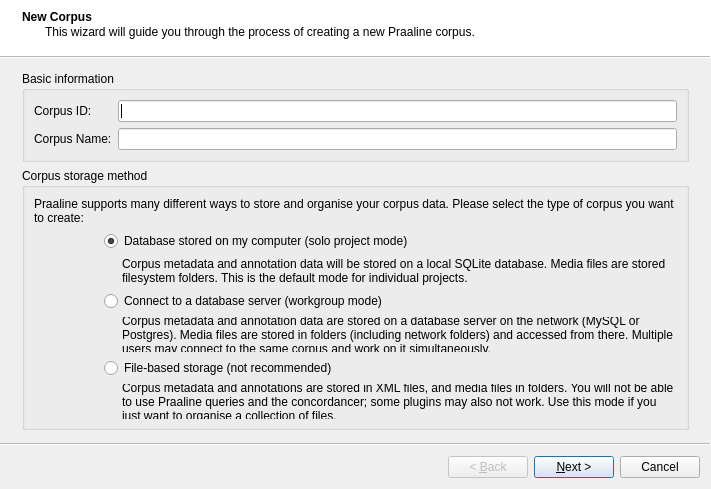
This is app/corpus/newcorpuswizard.ui in praaline/Praaline as Qt 5 draws it before an edit. The edited form follows.
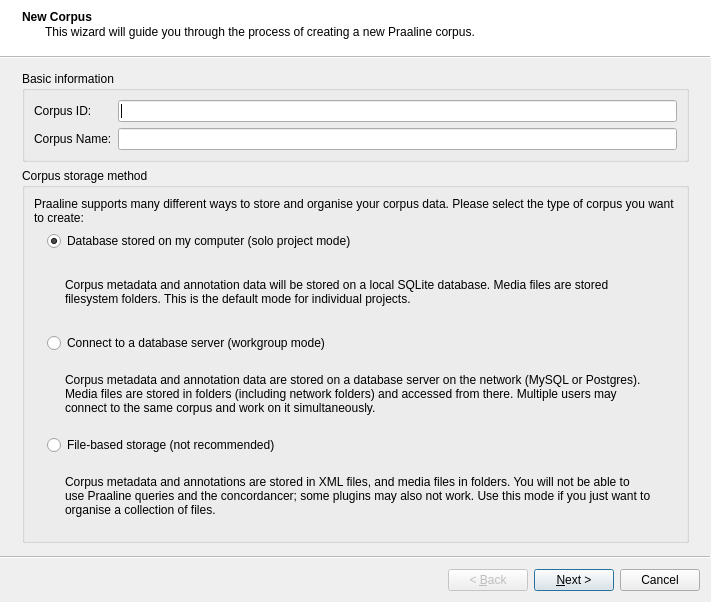
This is the edited form. Icons and pictures are not drawn.

Commit message: Connect to remote database Improvements in aligner/phonetiser

```diff
--- a/app/corpus/newcorpuswizard.ui
+++ b/app/corpus/newcorpuswizard.ui
@@ -7,7 +7,7 @@
     <x>0</x>
     <y>0</y>
     <width>711</width>
-    <height>489</height>
+    <height>490</height>
    </rect>
   </property>
   <property name="windowTitle">
@@ -58,84 +58,26 @@
     </item>
     <item row="1" column="0">
      <widget class="QGroupBox" name="groupBoxDatastoreType">
+      <property name="sizePolicy">
+       <sizepolicy hsizetype="Preferred" vsizetype="Minimum">
+        <horstretch>0</horstretch>
+        <verstretch>0</verstretch>
+       </sizepolicy>
+      </property>
       <property name="title">
        <string>Corpus storage method</string>
       </property>
-      <layout class="QGridLayout" name="gridLayout" columnstretch="0,1" columnminimumwidth="64,0">
-       <item row="0" column="0" colspan="2">
-        <widget class="QLabel" name="labelDatastoreType">
-         <property name="text">
-          <string>Praaline supports many different ways to store and organise your corpus data. Please select the type of corpus you want to create:</string>
-         </property>
-         <property name="wordWrap">
-          <bool>true</bool>
-         </property>
-        </widget>
-       </item>
-       <item row="1" column="1">
-        <widget class="QRadioButton" name="optionLocalDB">
-         <property name="text">
-          <string>Database stored on my computer (solo project mode)</string>
-         </property>
-         <property name="checked">
-          <bool>true</bool>
-         </property>
-        </widget>
-       </item>
-       <item row="4" column="1">
-        <widget class="QLabel" name="labelRemoteDb">
-         <property name="text">
-          <string>Corpus metadata and annotation data are stored on a database server on the network (MySQL or Postgres). Media files are stored in folders (including network folders) and accessed from there. Multiple users may connect to the same corpus and work on it simultaneously.</string>
-         </property>
-         <property name="wordWrap">
-          <bool>true</bool>
-         </property>
-         <property name="indent">
-          <number>18</number>
-         </property>
-        </widget>
-       </item>
-       <item row="5" column="1">
-        <widget class="QRadioButton" name="optionFiles">
-         <property name="text">
-          <string>File-based storage (not recommended)</string>
-         </property>
-        </widget>
-       </item>
-       <item row="6" column="1">
-        <widget class="QLabel" name="labelFiles">
-         <property name="text">
-          <string>Corpus metadata and annotations are stored in XML files, and media files in folders. You will not be able to use Praaline queries and the concordancer; some plugins may also not work. Use this mode if you just want to organise a collection of files.</string>
-         </property>
-         <property name="wordWrap">
-          <bool>true</bool>
-         </property>
-         <property name="indent">
-          <number>18</number>
-         </property>
-        </widget>
-       </item>
+      <layout class="QGridLayout" name="gridLayout_7" columnstretch="1,0">
+       <item row="1" column="0">
+        <layout class="QGridLayout" name="gridLayout" columnstretch="0,1">
        <item row="2" column="1">
-        <widget class="QLabel" name="labelLocalDb">
-         <property name="text">
-          <string>Corpus metadata and annotation data will be stored on a local SQLite database. Media files are stored filesystem folders. This is the default mode for individual projects. </string>
-         </property>
-         <property name="wordWrap">
-          <bool>true</bool>
-         </property>
-         <property name="indent">
-          <number>18</number>
-         </property>
-        </widget>
-       </item>
-       <item row="3" column="1">
         <widget class="QRadioButton" name="optionRemoteDB">
          <property name="text">
           <string>Connect to a database server (workgroup mode)</string>
          </property>
         </widget>
        </item>
-       <item row="1" column="0" rowspan="2">
+         <item row="0" column="0" rowspan="2">
         <widget class="QLabel" name="iconLocalDb">
          <property name="text">
           <string/>
@@ -151,20 +93,39 @@
          </property>
         </widget>
        </item>
-       <item row="3" column="0" rowspan="2">
-        <widget class="QLabel" name="iconRemoteDb">
+         <item row="3" column="1">
+          <widget class="QLabel" name="labelRemoteDb">
+           <property name="sizePolicy">
+            <sizepolicy hsizetype="Preferred" vsizetype="Fixed">
+             <horstretch>0</horstretch>
+             <verstretch>0</verstretch>
+            </sizepolicy>
+           </property>
          <property name="text">
-          <string/>
-         </property>
-         <property name="pixmap">
-          <pixmap resource="../praaline.qrc">:/icons/corpusexplorer/corpus_remote_database.png</pixmap>
-         </property>
-         <property name="alignment">
-          <set>Qt::AlignCenter</set>
+            <string>Corpus metadata and annotation data are stored on a database server on the network (MySQL or Postgres). Media files are stored in folders (including network folders) and accessed from there. Multiple users may connect to the same corpus and work on it simultaneously.</string>
+           </property>
+           <property name="wordWrap">
+            <bool>true</bool>
+           </property>
+           <property name="indent">
+            <number>18</number>
          </property>
         </widget>
        </item>
-       <item row="5" column="0" rowspan="2">
+         <item row="1" column="1">
+          <widget class="QLabel" name="labelLocalDb">
+           <property name="text">
+            <string>Corpus metadata and annotation data will be stored on a local SQLite database. Media files are stored filesystem folders. This is the default mode for individual projects.</string>
+           </property>
+           <property name="wordWrap">
+            <bool>true</bool>
+           </property>
+           <property name="indent">
+            <number>18</number>
+           </property>
+          </widget>
+         </item>
+         <item row="4" column="0" rowspan="2">
         <widget class="QLabel" name="iconFiles">
          <property name="text">
           <string/>
@@ -174,6 +135,80 @@
          </property>
          <property name="alignment">
           <set>Qt::AlignCenter</set>
+           </property>
+          </widget>
+         </item>
+         <item row="4" column="1">
+          <widget class="QRadioButton" name="optionFiles">
+           <property name="text">
+            <string>File-based storage (not recommended)</string>
+           </property>
+          </widget>
+         </item>
+         <item row="0" column="1">
+          <widget class="QRadioButton" name="optionLocalDB">
+           <property name="text">
+            <string>Database stored on my computer (solo project mode)</string>
+           </property>
+           <property name="checked">
+            <bool>true</bool>
+           </property>
+          </widget>
+         </item>
+         <item row="5" column="1">
+          <widget class="QLabel" name="labelFiles">
+           <property name="sizePolicy">
+            <sizepolicy hsizetype="Preferred" vsizetype="Minimum">
+             <horstretch>0</horstretch>
+             <verstretch>0</verstretch>
+            </sizepolicy>
+           </property>
+           <property name="text">
+            <string>Corpus metadata and annotations are stored in XML files, and media files in folders. You will not be able to use Praaline queries and the concordancer; some plugins may also not work. Use this mode if you just want to organise a collection of files.</string>
+           </property>
+           <property name="wordWrap">
+            <bool>true</bool>
+           </property>
+           <property name="indent">
+            <number>18</number>
+           </property>
+          </widget>
+         </item>
+         <item row="2" column="0" rowspan="2">
+          <widget class="QLabel" name="iconRemoteDb">
+           <property name="text">
+            <string/>
+           </property>
+           <property name="pixmap">
+            <pixmap resource="../praaline.qrc">:/icons/corpusexplorer/corpus_remote_database.png</pixmap>
+           </property>
+           <property name="alignment">
+            <set>Qt::AlignCenter</set>
+           </property>
+          </widget>
+         </item>
+        </layout>
+       </item>
+       <item row="1" column="1">
+        <spacer name="verticalSpacer">
+         <property name="orientation">
+          <enum>Qt::Vertical</enum>
+         </property>
+         <property name="sizeHint" stdset="0">
+          <size>
+           <width>20</width>
+           <height>40</height>
+          </size>
+         </property>
+        </spacer>
+       </item>
+       <item row="0" column="0" colspan="2">
+        <widget class="QLabel" name="labelDatastoreType">
+         <property name="text">
+          <string>Praaline supports many different ways to store and organise your corpus data. Please select the type of corpus you want to create:</string>
+         </property>
+         <property name="wordWrap">
+          <bool>true</bool>
          </property>
         </widget>
        </item>
```
Lines whose indentation alone changed are shown as unchanged. The commit also changes 10 other files.
